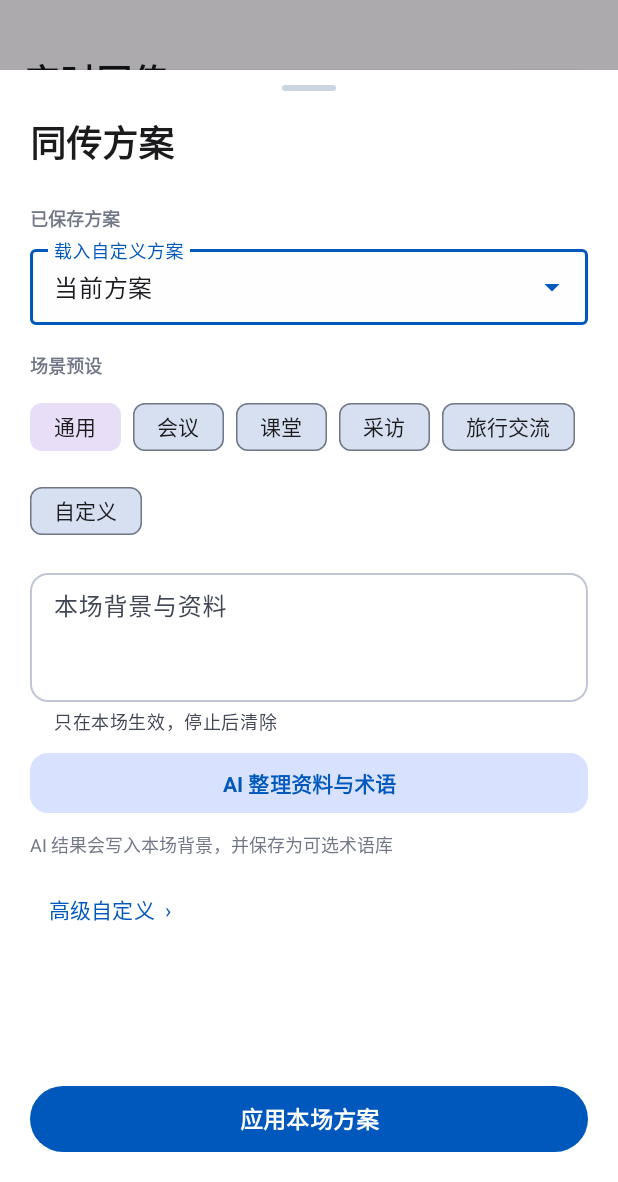
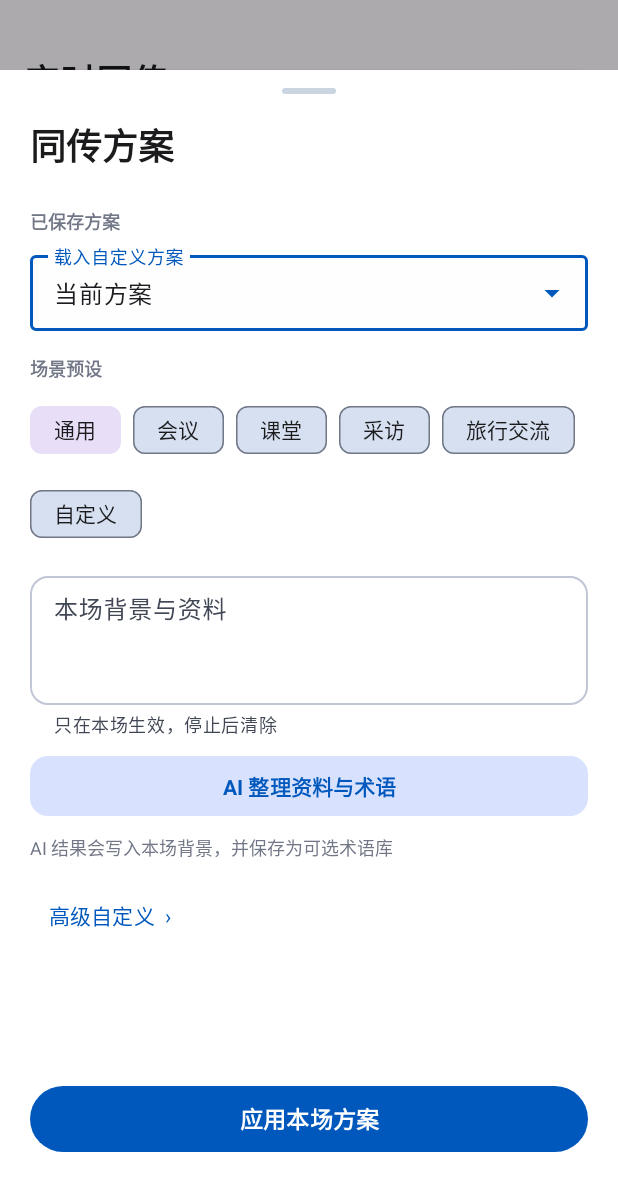
Before and after one commit to xieyuanqing/vtuber-live-translate, an Android app: the screen it shows after launch (MainActivity), after a tap on "同传方案", on a phone screen of 412 x 824 dp, the part 54-1236 px from its top. Run offline under Robolectric (Android 15) with nearby library versions, the light colour scheme and no system bars; 1 other tap on this screen came first.

Commit message:
style: 界面细节打磨，对齐 4dp 网格并清理引导文案
- margin/padding 硬编码 dp 全部对齐 4dp 网格并 token 化（11 layout + styles）
- 卡片内边距/段间距统一 space_16
- 删除四页 PageDesc 引导说明句，历史空状态精简为「暂无历史记录」
- versionCode 22 / versionName 2.0.1

```diff
--- a/android/app/build.gradle.kts
+++ b/android/app/build.gradle.kts
@@ -11,8 +11,8 @@ android {
         applicationId = "com.xyq.livetranslate"
         minSdk = 29
         targetSdk = 35
-        versionCode = 21
-        versionName = "2.0.0"
+        versionCode = 22
+        versionName = "2.0.1"
     }
 
     signingConfigs {
--- a/android/app/src/main/res/layout/bottom_sheet_translation_plan.xml
+++ b/android/app/src/main/res/layout/bottom_sheet_translation_plan.xml
@@ -5,20 +5,20 @@
     android:layout_height="wrap_content"
     android:background="@color/surface_white"
     android:orientation="vertical"
-    android:paddingBottom="16dp">
+    android:paddingBottom="@dimen/space_16">
 
     <View
         android:layout_width="36dp"
         android:layout_height="4dp"
         android:layout_gravity="center_horizontal"
-        android:layout_marginTop="10dp"
+        android:layout_marginTop="@dimen/space_12"
         android:background="@drawable/bg_sheet_handle" />
 
     <TextView
         android:id="@+id/tvPlanSheetTitle"
         style="@style/PageTitle"
         android:layout_marginHorizontal="20dp"
-        android:layout_marginTop="16dp"
+        android:layout_marginTop="@dimen/space_16"
         android:text="同传方案" />
 
     <androidx.core.widget.NestedScrollView
@@ -33,8 +33,8 @@
             android:layout_height="wrap_content"
             android:orientation="vertical"
             android:paddingHorizontal="20dp"
-            android:paddingTop="12dp"
-            android:paddingBottom="12dp">
+            android:paddingTop="@dimen/space_12"
+            android:paddingBottom="@dimen/space_12">
 
             <TextView
                 style="@style/FieldLabel"
@@ -44,7 +44,7 @@
                 style="@style/Widget.Material3.TextInputLayout.OutlinedBox.Dense.ExposedDropdownMenu"
                 android:layout_width="match_parent"
                 android:layout_height="wrap_content"
-                android:layout_marginTop="6dp"
+                android:layout_marginTop="@dimen/space_8"
                 android:hint="载入自定义方案">
 
                 <com.google.android.material.textfield.MaterialAutoCompleteTextView
@@ -56,14 +56,14 @@
 
             <TextView
                 style="@style/FieldLabel"
-                android:layout_marginTop="18dp"
+                android:layout_marginTop="@dimen/space_16"
                 android:text="场景预设" />
 
             <com.google.android.material.chip.ChipGroup
                 android:id="@+id/chipGroupPlanScenes"
                 android:layout_width="match_parent"
                 android:layout_height="wrap_content"
-                android:layout_marginTop="8dp"
+                android:layout_marginTop="@dimen/space_8"
                 app:chipSpacingHorizontal="8dp"
                 app:chipSpacingVertical="8dp"
                 app:selectionRequired="true"
@@ -88,7 +88,7 @@
             <com.google.android.material.textfield.TextInputLayout
                 android:id="@+id/tilPlanVideoUrl"
                 style="@style/Field"
-                android:layout_marginTop="14dp"
+                android:layout_marginTop="@dimen/space_16"
                 android:hint="本场视频链接"
                 android:visibility="gone"
                 app:helperText="支持 YouTube 链接；标题和频道仅用于本场资料整理">
@@ -104,7 +104,7 @@
             <com.google.android.material.textfield.TextInputLayout
                 android:id="@+id/tilPlanSessionContext"
                 style="@style/Field"
-                android:layout_marginTop="12dp"
+                android:layout_marginTop="@dimen/space_12"
                 android:hint="本场背景与资料"
                 app:helperText="只在本场生效，停止后清除">
 
@@ -123,14 +123,14 @@
                 style="@style/LuminousSecondaryButton"
                 android:layout_width="match_parent"
                 android:layout_height="48dp"
-                android:layout_marginTop="8dp"
+                android:layout_marginTop="@dimen/space_8"
                 android:text="AI 整理资料与术语" />
 
             <TextView
                 android:id="@+id/tvAnalyzeStatus"
                 android:layout_width="match_parent"
                 android:layout_height="wrap_content"
-                android:layout_marginTop="8dp"
+                android:layout_marginTop="@dimen/space_8"
                 android:text="AI 结果会写入本场背景，并保存为可选术语库"
                 android:textColor="@color/text_muted"
                 android:textSize="12sp" />
@@ -140,7 +140,7 @@
                 style="@style/Widget.Material3.Button.TextButton"
                 android:layout_width="wrap_content"
                 android:layout_height="48dp"
-                android:layout_marginTop="10dp"
+                android:layout_marginTop="@dimen/space_12"
                 android:text="高级自定义  ›" />
 
             <com.google.android.material.textfield.TextInputLayout
--- a/android/app/src/main/res/layout/page_interpretation.xml
+++ b/android/app/src/main/res/layout/page_interpretation.xml
@@ -19,22 +19,18 @@
                         style="@style/PageTitle"
                         android:text="实时同传" />
 
-                    <TextView
-                        style="@style/PageDesc"
-                        android:text="对着麦克风说话，实时获得清晰译文。" />
-
                     <com.google.android.material.card.MaterialCardView
                         style="@style/LuminousCard"
                         android:layout_width="match_parent"
                         android:layout_height="wrap_content"
-                        android:layout_marginTop="14dp"
+                        android:layout_marginTop="@dimen/space_16"
                         app:cardCornerRadius="@dimen/card_radius">
 
                         <LinearLayout
                             android:layout_width="match_parent"
                             android:layout_height="wrap_content"
                             android:orientation="vertical"
-                            android:padding="14dp">
+                            android:padding="@dimen/space_16">
 
                             <TextView
                                 style="@style/CardTitle"
@@ -43,7 +39,7 @@
                             <LinearLayout
                                 android:layout_width="match_parent"
                                 android:layout_height="wrap_content"
-                                android:layout_marginTop="10dp"
+                                android:layout_marginTop="@dimen/space_12"
                                 android:gravity="center_vertical"
                                 android:orientation="horizontal">
 
@@ -66,7 +62,7 @@
                                 <TextView
                                     android:layout_width="wrap_content"
                                     android:layout_height="wrap_content"
-                                    android:layout_marginHorizontal="8dp"
+                                    android:layout_marginHorizontal="@dimen/space_8"
                                     android:text="→"
                                     android:textColor="?attr/colorPrimary"
                                     android:textSize="24sp"
@@ -96,7 +92,7 @@
                         style="@style/LuminousOutlinedCard"
                         android:layout_width="match_parent"
                         android:layout_height="wrap_content"
-                        android:layout_marginTop="14dp"
+                        android:layout_marginTop="@dimen/space_16"
                         android:clickable="true"
                         android:focusable="true"
                         android:minHeight="72dp"
@@ -107,7 +103,7 @@
                             android:layout_height="wrap_content"
                             android:gravity="center_vertical"
                             android:orientation="horizontal"
-                            android:padding="16dp">
+                            android:padding="@dimen/space_16">
 
                             <LinearLayout
                                 android:layout_width="0dp"
@@ -123,7 +119,7 @@
                                     android:id="@+id/tvInterpPlanSummary"
                                     android:layout_width="match_parent"
                                     android:layout_height="wrap_content"
-                                    android:layout_marginTop="4dp"
+                                    android:layout_marginTop="@dimen/grid_4"
                                     android:text="通用同传 · 自动 → 中文"
                                     android:textColor="@color/text_muted"
                                     android:textSize="13sp" />
@@ -132,7 +128,7 @@
                             <TextView
                                 android:layout_width="wrap_content"
                                 android:layout_height="wrap_content"
-                                android:padding="8dp"
+                                android:padding="@dimen/space_8"
                                 android:text="›"
                                 android:textColor="@color/brand"
                                 android:textSize="28sp" />
@@ -143,14 +139,14 @@
                         style="@style/LuminousCard"
                         android:layout_width="match_parent"
                         android:layout_height="wrap_content"
-                        android:layout_marginTop="14dp"
+                        android:layout_marginTop="@dimen/space_16"
                         app:cardCornerRadius="@dimen/card_radius">
 
                         <LinearLayout
                             android:layout_width="match_parent"
                             android:layout_height="wrap_content"
                             android:orientation="vertical"
-                            android:padding="16dp">
+                            android:padding="@dimen/space_16">
 
                             <LinearLayout
                                 android:layout_width="match_parent"
@@ -177,7 +173,7 @@
                                         android:id="@+id/tvInterpSubStatus"
                                         android:layout_width="wrap_content"
                                         android:layout_height="wrap_content"
-                                        android:layout_marginTop="4dp"
+                                        android:layout_marginTop="@dimen/grid_4"
                                         android:text="麦克风实时同传"
                                         android:textColor="?android:attr/textColorSecondary"
                                         android:textSize="12sp" />
@@ -197,7 +193,7 @@
                             <TextView
                                 android:layout_width="wrap_content"
                                 android:layout_height="wrap_content"
-                                android:layout_marginTop="14dp"
+                                android:layout_marginTop="@dimen/space_16"
                                 android:text="麦克风音量"
                                 android:textColor="?android:attr/textColorSecondary"
                                 android:textSize="12sp" />
@@ -207,7 +203,7 @@
                                 style="?android:attr/progressBarStyleHorizontal"
                                 android:layout_width="match_parent"
                                 android:layout_height="10dp"
-                                android:layout_marginTop="6dp"
+                                android:layout_marginTop="@dimen/space_8"
                                 android:max="100"
                                 android:progress="0"
                                 android:progressBackgroundTint="#2A000000"
@@ -219,7 +215,7 @@
                                 android:layout_width="136dp"
                                 android:layout_height="136dp"
                                 android:layout_gravity="center_horizontal"
-                                android:layout_marginTop="16dp"
+                                android:layout_marginTop="@dimen/space_16"
                                 android:text="开始同传"
                                 app:cornerRadius="68dp"
                                 app:icon="@drawable/ic_mic_white_24"
@@ -231,7 +227,7 @@
                                 android:id="@+id/tvInterpProfile"
                                 android:layout_width="match_parent"
                                 android:layout_height="wrap_content"
-                                android:layout_marginTop="10dp"
+                                android:layout_marginTop="@dimen/space_12"
                                 android:text="场景：通用"
                                 android:textColor="?android:attr/textColorSecondary"
                                 android:textSize="12sp" />
@@ -242,14 +238,14 @@
                         style="@style/LuminousOutlinedCard"
                         android:layout_width="match_parent"
                         android:layout_height="wrap_content"
-                        android:layout_marginTop="12dp"
+                        android:layout_marginTop="@dimen/space_16"
                         app:cardCornerRadius="@dimen/card_radius">
 
                         <LinearLayout
                             android:layout_width="match_parent"
                             android:layout_height="wrap_content"
                             android:orientation="vertical"
-                            android:padding="14dp">
+                            android:padding="@dimen/space_16">
 
                             <TextView
                                 style="@style/CardTitle"
@@ -264,7 +260,7 @@
                                 android:id="@+id/tvInterpZh"
                                 android:layout_width="match_parent"
                                 android:layout_height="wrap_content"
-                                android:layout_marginTop="4dp"
+                                android:layout_marginTop="@dimen/grid_4"
                                 android:minHeight="52dp"
                                 android:text="等待译文…"
                                 android:textSize="18sp"
@@ -278,7 +274,7 @@
                                 android:id="@+id/tvInterpJa"
                                 android:layout_width="match_parent"
                                 android:layout_height="wrap_content"
-                                android:layout_marginTop="4dp"
+                                android:layout_marginTop="@dimen/grid_4"
                                 android:minHeight="40dp"
                                 android:text="等待原文输入…"
                                 android:textColor="?android:attr/textColorSecondary"
@@ -288,7 +284,7 @@
                                 android:id="@+id/tvInterpTranscriptPath"
                                 android:layout_width="match_parent"
                                 android:layout_height="wrap_content"
-                                android:layout_marginTop="12dp"
+                                android:layout_marginTop="@dimen/space_12"
                                 android:text="自动保存到应用内历史"
                                 android:textColor="?android:attr/textColorSecondary"
                                 android:textSize="12sp" />
--- a/android/app/src/main/res/layout/page_settings.xml
+++ b/android/app/src/main/res/layout/page_settings.xml
@@ -24,7 +24,7 @@
                         style="@style/LuminousCard"
                         android:layout_width="match_parent"
                         android:layout_height="wrap_content"
-                        android:layout_marginTop="14dp"
+                        android:layout_marginTop="@dimen/space_16"
                         app:cardCornerRadius="@dimen/card_radius">
 
                         <LinearLayout
--- a/android/app/src/main/res/layout/page_settings_diagnostics.xml
+++ b/android/app/src/main/res/layout/page_settings_diagnostics.xml
@@ -27,7 +27,7 @@
                         style="@style/LuminousOutlinedCard"
                         android:layout_width="match_parent"
                         android:layout_height="wrap_content"
-                        android:layout_marginTop="12dp"
+                        android:layout_marginTop="@dimen/space_12"
                         app:cardCornerRadius="@dimen/card_radius">
 
                         <TextView
@@ -35,7 +35,7 @@
                             android:layout_width="match_parent"
                             android:layout_height="wrap_content"
                             android:fontFamily="monospace"
-                            android:padding="14dp"
+                            android:padding="@dimen/space_16"
                             android:text="○ 未运行"
                             android:textSize="12sp" />
                     </com.google.android.material.card.MaterialCardView>
--- a/android/app/src/main/res/values/styles.xml
+++ b/android/app/src/main/res/values/styles.xml
@@ -70,7 +70,7 @@
     <style name="PageDesc">
         <item name="android:layout_width">match_parent</item>
         <item name="android:layout_height">wrap_content</item>
-        <item name="android:layout_marginTop">4dp</item>
+        <item name="android:layout_marginTop">@dimen/grid_4</item>
         <item name="android:textSize">15sp</item>
         <item name="android:lineSpacingExtra">3dp</item>
         <item name="android:textColor">@color/text_secondary</item>
@@ -89,7 +89,7 @@
     <style name="FieldLabel">
         <item name="android:layout_width">match_parent</item>
         <item name="android:layout_height">wrap_content</item>
-        <item name="android:layout_marginTop">12dp</item>
+        <item name="android:layout_marginTop">@dimen/space_12</item>
         <item name="android:textSize">12sp</item>
         <item name="android:lineSpacingExtra">2dp</item>
         <item name="android:textColor">@color/text_muted</item>
@@ -100,7 +100,7 @@
     <style name="Field" parent="Widget.Material3.TextInputLayout.OutlinedBox.Dense">
         <item name="android:layout_width">match_parent</item>
         <item name="android:layout_height">wrap_content</item>
-        <item name="android:layout_marginTop">8dp</item>
+        <item name="android:layout_marginTop">@dimen/space_8</item>
         <item name="boxBackgroundColor">@color/surface_white</item>
         <item name="boxCornerRadiusTopStart">@dimen/field_radius</item>
         <item name="boxCornerRadiusTopEnd">@dimen/field_radius</item>
@@ -117,10 +117,10 @@
         <item name="android:orientation">horizontal</item>
         <item name="android:gravity">center_vertical</item>
         <item name="android:background">?attr/selectableItemBackground</item>
-        <item name="android:paddingLeft">16dp</item>
-        <item name="android:paddingRight">16dp</item>
-        <item name="android:paddingTop">14dp</item>
-        <item name="android:paddingBottom">14dp</item>
+        <item name="android:paddingLeft">@dimen/space_16</item>
+        <item name="android:paddingRight">@dimen/space_16</item>
+        <item name="android:paddingTop">@dimen/space_16</item>
+        <item name="android:paddingBottom">@dimen/space_16</item>
     </style>
 
     <style name="SettingsRowText">
@@ -141,7 +141,7 @@
     <style name="SettingsRowDesc">
         <item name="android:layout_width">wrap_content</item>
         <item name="android:layout_height">wrap_content</item>
-        <item name="android:layout_marginTop">3dp</item>
+        <item name="android:layout_marginTop">@dimen/grid_4</item>
         <item name="android:textSize">12sp</item>
         <item name="android:textColor">@color/text_secondary</item>
     </style>
@@ -149,7 +149,7 @@
     <style name="SettingsRowChevron">
         <item name="android:layout_width">@dimen/touch_target</item>
         <item name="android:layout_height">@dimen/touch_target</item>
-        <item name="android:layout_marginLeft">8dp</item>
+        <item name="android:layout_marginLeft">@dimen/space_8</item>
         <item name="android:gravity">center</item>
         <item name="android:text">›</item>
         <item name="android:textSize">24sp</item>
```
Also changed, not shown: android/app/src/main/res/layout/page_history.xml (+7 -11 lines), android/app/src/main/res/layout/page_settings_about.xml (+5 -5 lines), android/app/src/main/res/layout/page_settings_ai.xml (+6 -6 lines), android/app/src/main/res/layout/page_settings_scenes.xml (+5 -9 lines), android/app/src/main/res/layout/page_settings_subtitle.xml (+6 -6 lines), android/app/src/main/res/layout/page_settings_translate.xml (+9 -9 lines), android/app/src/main/res/layout/page_video.xml (+20 -24 lines), 1 other file.
